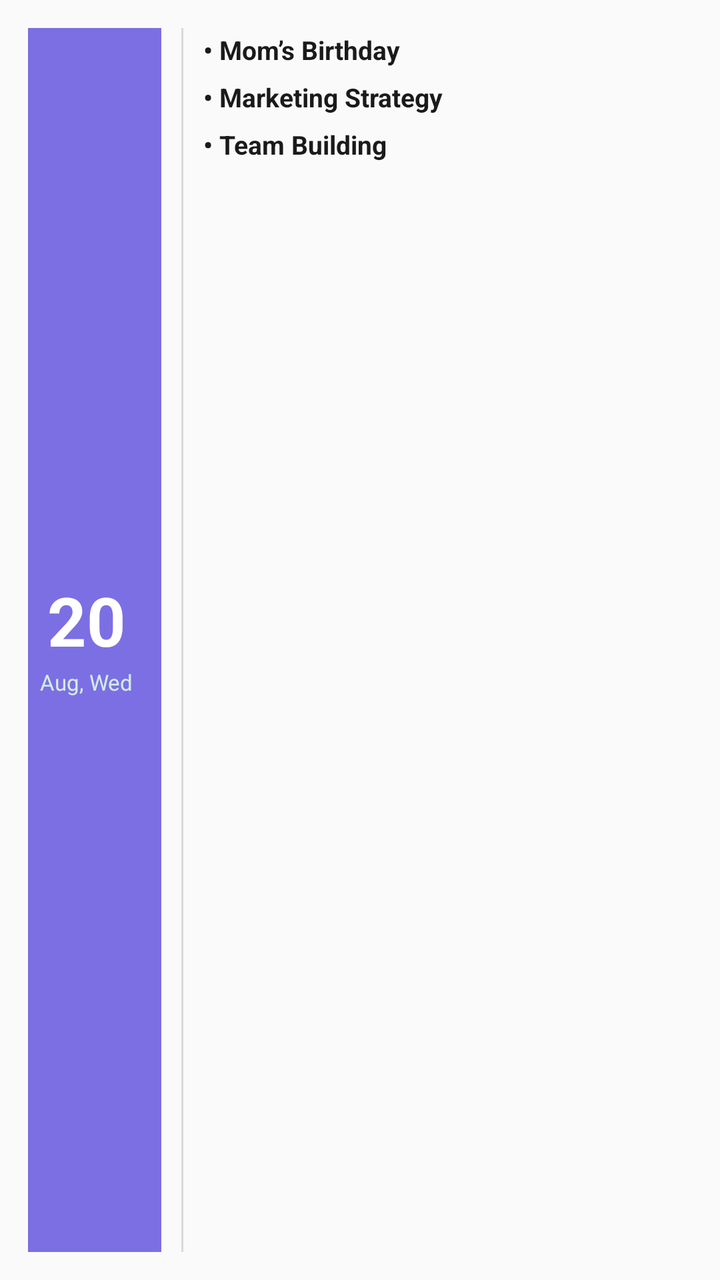
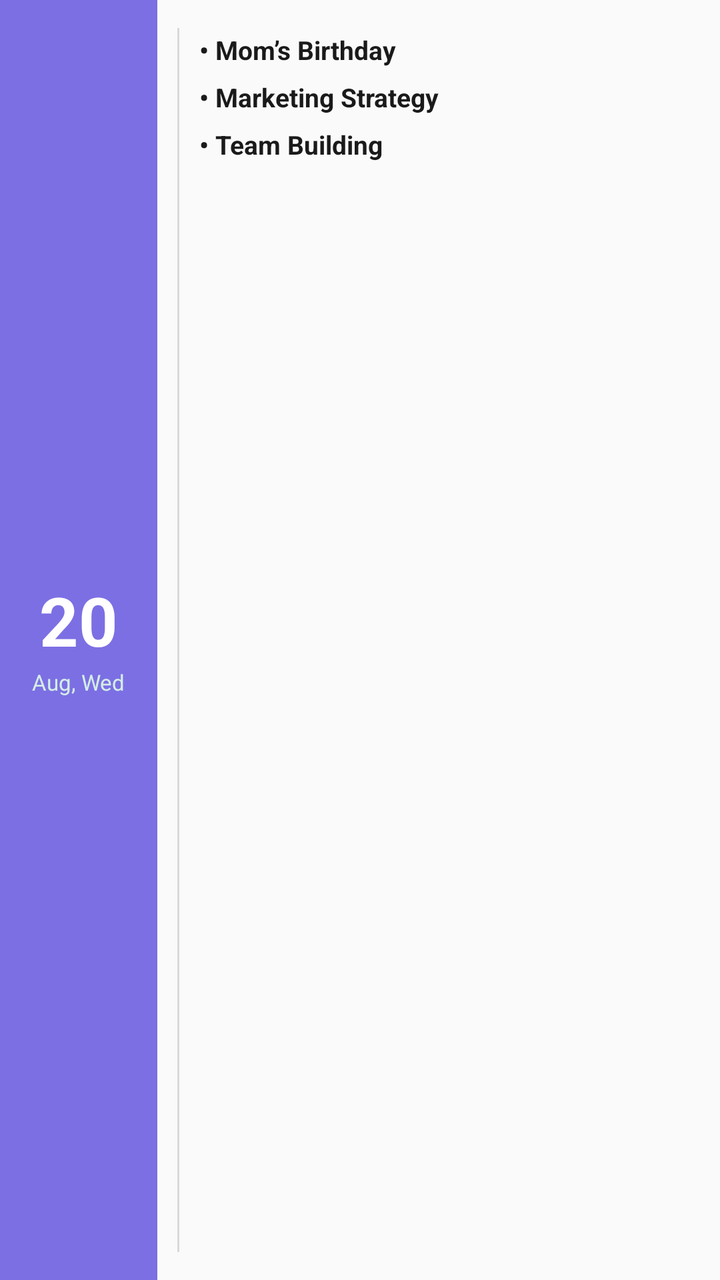

An Android layout rendered at two revisions. The XML below is the earlier revision; the diff shows what the commit changed to produce the second picture.
<!-- AndroidManifest.xml: application theme AppTheme -->
<!-- res/layout/day_widget_preview.xml -->
<?xml version="1.0" encoding="utf-8"?>
<LinearLayout xmlns:android="http://schemas.android.com/apk/res/android"
    android:layout_width="match_parent"
    android:layout_height="match_parent"
    android:orientation="horizontal"
    android:padding="14dp"
    android:background="#FAFAFA">

    
    <LinearLayout
        android:layout_width="wrap_content"
        android:layout_height="match_parent"
        android:orientation="vertical"
        android:gravity="center"
        android:paddingStart="6dp"
        android:paddingEnd="14dp"
        android:background="#7C6FE3">

        <TextView
            android:layout_width="wrap_content"
            android:layout_height="wrap_content"
            android:text="20"
            android:textColor="#FFFFFF"
            android:textSize="34sp"
            android:textStyle="bold"
            android:includeFontPadding="false" />

        <TextView
            android:layout_width="wrap_content"
            android:layout_height="wrap_content"
            android:layout_marginTop="2dp"
            android:text="Aug, Wed"
            android:textColor="#E0E0FFE6"
            android:textSize="11sp" />
    </LinearLayout>

    
    <TextView
        android:layout_width="1dp"
        android:layout_height="match_parent"
        android:layout_marginStart="10dp"
        android:layout_marginEnd="10dp"
        android:text=""
        android:background="#22000000" />

    
    <LinearLayout
        android:layout_width="0dp"
        android:layout_height="match_parent"
        android:layout_weight="1"
        android:orientation="vertical">

        <TextView
            android:layout_width="match_parent"
            android:layout_height="wrap_content"
            android:paddingTop="2dp"
            android:paddingBottom="6dp"
            android:text="• Mom’s Birthday"
            android:textColor="#1A1A1A"
            android:textSize="13sp"
            android:textStyle="bold"
            android:singleLine="true"
            android:ellipsize="end" />

        <TextView
            android:layout_width="match_parent"
            android:layout_height="wrap_content"
            android:paddingBottom="6dp"
            android:text="• Marketing Strategy"
            android:textColor="#1A1A1A"
            android:textSize="13sp"
            android:textStyle="bold"
            android:singleLine="true"
            android:ellipsize="end" />

        <TextView
            android:layout_width="match_parent"
            android:layout_height="wrap_content"
            android:text="• Team Building"
            android:textColor="#1A1A1A"
            android:textSize="13sp"
            android:textStyle="bold"
            android:singleLine="true"
            android:ellipsize="end" />
    </LinearLayout>
</LinearLayout>
<!-- resources referenced by this layout -->
<resources>
  <style name="AppTheme" parent="Theme.AppCompat.Light.DarkActionBar">
          
          <item name="colorPrimary">@color/colorPrimary</item>
          <item name="colorPrimaryDark">@color/colorPrimaryDark</item>
          <item name="colorAccent">@color/colorAccent</item>
      </style>
</resources>

<!-- the commit's change to res/layout/day_widget_preview.xml (unified diff, before → after) -->
@@ -3,7 +3,6 @@
     android:layout_width="match_parent"
     android:layout_height="match_parent"
     android:orientation="horizontal"
-    android:padding="14dp"
     android:background="#FAFAFA">
 
     
@@ -12,8 +11,8 @@
         android:layout_height="match_parent"
         android:orientation="vertical"
         android:gravity="center"
-        android:paddingStart="6dp"
-        android:paddingEnd="14dp"
+        android:paddingStart="16dp"
+        android:paddingEnd="16dp"
         android:background="#7C6FE3">
 
         <TextView
@@ -40,6 +39,8 @@
         android:layout_height="match_parent"
         android:layout_marginStart="10dp"
         android:layout_marginEnd="10dp"
+        android:layout_marginTop="14dp"
+        android:layout_marginBottom="14dp"
         android:text=""
         android:background="#22000000" />
 
@@ -48,7 +49,10 @@
         android:layout_width="0dp"
         android:layout_height="match_parent"
         android:layout_weight="1"
-        android:orientation="vertical">
+        android:orientation="vertical"
+        android:paddingEnd="14dp"
+        android:paddingTop="14dp"
+        android:paddingBottom="14dp">
 
         <TextView
             android:layout_width="match_parent"
